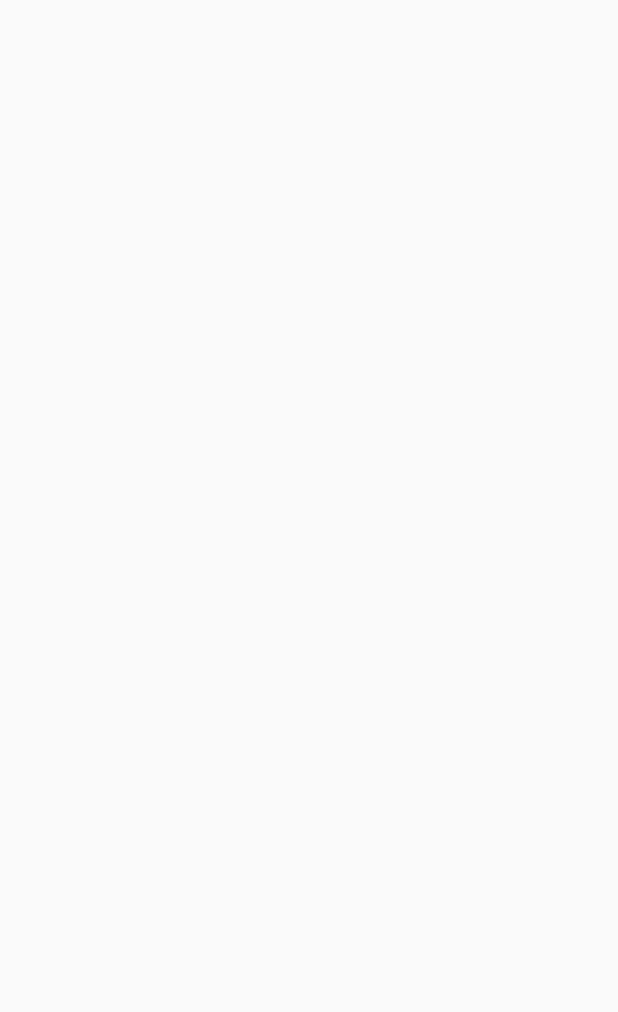
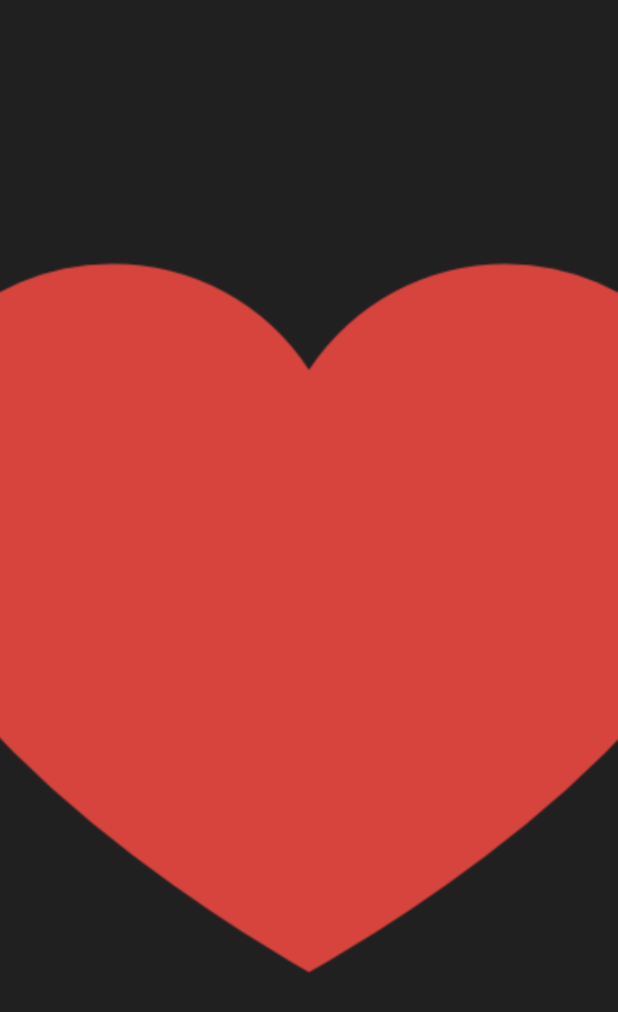
Before and after one commit to Reginaldo-Bertozzi/SplashScreenCompose, an Android app built with Jetpack Compose: the first screen one second after launch (MainActivity), on a phone screen of 412 x 824 dp. Before the commit the part shown is empty. Shown: the top 1012 px of the screen. Run offline under Robolectric (Android 15) with nearby library versions, the phone set to English and light mode, and no system bars.

Commit message:
FInalização do estudo de criação de um SplashScreen com animação de zoom

```diff
--- a/app/src/main/java/com/example/splashscreencompose/MainActivity.kt
+++ b/app/src/main/java/com/example/splashscreencompose/MainActivity.kt
@@ -1,41 +1,111 @@
 package com.example.splashscreencompose
 
 import android.os.Bundle
+import android.view.animation.OvershootInterpolator
 import androidx.activity.ComponentActivity
 import androidx.activity.compose.setContent
+import androidx.compose.foundation.Image
 import androidx.compose.foundation.layout.fillMaxSize
-import androidx.compose.material3.ColorScheme
-import androidx.compose.material3.MaterialTheme
 import androidx.compose.material3.Surface
-import androidx.compose.material3.Text
 import androidx.compose.runtime.Composable
+import androidx.compose.runtime.remember
+import androidx.compose.ui.Alignment
 import androidx.compose.ui.Modifier
-import androidx.compose.ui.tooling.preview.Preview
+import androidx.compose.ui.res.painterResource
 import androidx.navigation.compose.NavHost
 import androidx.navigation.compose.composable
 import androidx.navigation.compose.rememberNavController
-import com.example.splashscreencompose.ui.theme.SplashScreenComposeTheme
+import androidx.compose.animation.core.Animatable
+import androidx.compose.animation.core.tween
+import androidx.compose.foundation.layout.Box
+import androidx.compose.material3.Text
+import androidx.compose.runtime.LaunchedEffect
+import androidx.compose.ui.draw.scale
+import androidx.compose.ui.graphics.Color
+import androidx.navigation.NavController
+import kotlinx.coroutines.delay
 
+// Classe que representa a atividade principal da aplicação, estendendo ComponentActivity.
 class MainActivity : ComponentActivity() {
+    // Sobrescreve o método onCreate para inicializar a atividade quando ela é criada.
     override fun onCreate(savedInstanceState: Bundle?) {
+        // Chama a implementação do método onCreate na classe pai.
         super.onCreate(savedInstanceState)
+
+        // Define o conteúdo da atividade usando o Compose, configurando um Surface com cor de fundo e chamando a função Navigation().
         setContent {
-            Surface (color = MaterialTheme.colorScheme.background) {
-
+            Surface(color = Color(0xFF202020), modifier = Modifier.fillMaxSize()) {
+                Navigation()
             }
         }
     }
 }
 
+// Função @Composable que define a estrutura de navegação da aplicação.
 @Composable
 fun Navigation() {
+    // Cria um controlador de navegação para gerenciar as transições entre telas.
     val navController = rememberNavController()
-    NavHost(navController = navController, startDestination = "splash_screen" ){
-        composable("splash_screen"){
 
+    // Define o ponto de início e as rotas para as diferentes telas da aplicação.
+    NavHost(navController = navController, startDestination = "splash_screen") {
+        // Configura a tela de splash.
+        composable("splash_screen") {
+            SplashScreen(navController = navController)
         }
-        composable("main_screen"){
 
+        // Configura a tela principal.
+        composable("main_screen") {
+            // Define a tela principal como um Box com texto centralizado.
+            Box(modifier = Modifier.fillMaxSize(), contentAlignment = Alignment.Center) {
+                Text(text = "MAIN SCREEN", color = Color.White)
+            }
         }
     }
 }
+
+// Função @Composable que representa a tela de splash.
+@Composable
+fun SplashScreen(navController: NavController) {
+    // Cria um valor animável para controlar a escala da imagem na tela de splash.
+    val scale = remember {
+        Animatable(0f)
+    }
+
+    // Efeito lançado para animar a escala da imagem e navegar para a tela principal após um atraso.
+    // Um efeito lançado usando a função LaunchedEffect, que é acionado quando a chave (key) especificada é alterada.
+    LaunchedEffect(key1 = true) {
+        // Inicia uma animação de escala usando o valor animável 'scale'.
+        scale.animateTo(
+            targetValue = 1.4f, // Define o valor final da escala.
+            animationSpec = tween( // Especifica o tipo de animação usando tween (interpolação linear).
+                durationMillis = 500, // Define a duração da animação em milissegundos.
+                easing = { // Configura a curva de animação usando um interpolador de sobrescotação.
+                    OvershootInterpolator(3f).getInterpolation(it)
+                }
+            )
+        )
+
+        // Aguarda um atraso de 3000 milissegundos (3 segundos).
+        delay(3000L)
+
+        // Navega para a tela "main_screen" usando o controlador de navegação fornecido.
+        navController.navigate("main_screen")
+    }
+
+
+    // Estrutura da tela de splash, exibindo uma imagem com animação de escala.
+    // Um contêiner Box em Compose que centraliza seu conteúdo e ocupa todo o espaço disponível.
+    Box(
+        contentAlignment = Alignment.Center, // Define o alinhamento do conteúdo no centro da Box.
+        modifier = Modifier.fillMaxSize() // Define um modificador para ocupar todo o espaço disponível.
+    ) {
+        // Um componente Image que exibe uma imagem usando um recurso de pintor (painterResource).
+        Image(
+            painter = painterResource(id = R.drawable.ic_liked), // Define o recurso de imagem a ser exibido.
+            contentDescription = "Logo", // Descrição do conteúdo para acessibilidade.
+            modifier = Modifier.scale(scale.value) // Aplica uma escala à imagem com base no valor do animável 'scale'.
+        )
+    }
+
+}
```
Also changed, not shown: app/src/main/res/drawable/ic_liked.png (added).
